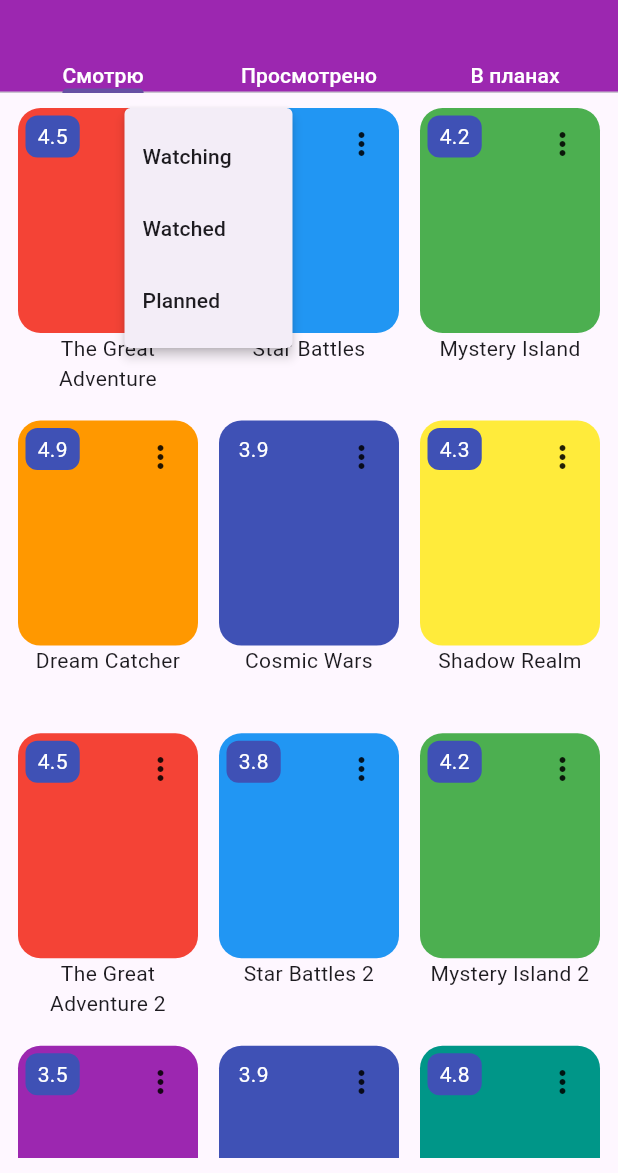
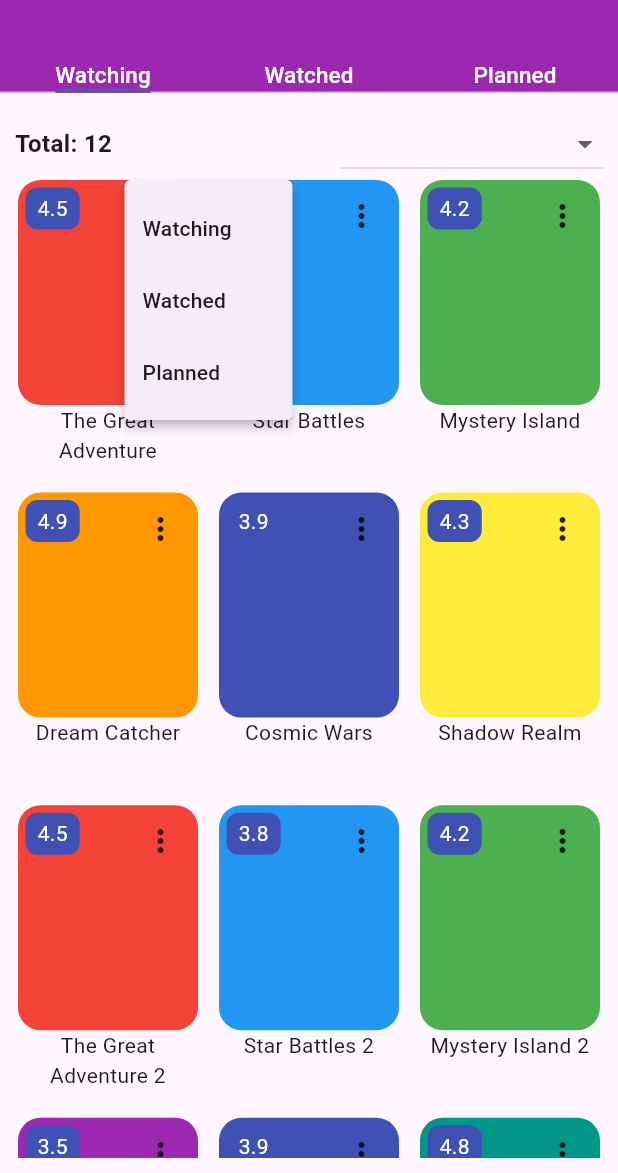
Before and after one commit to Iskander2323/movies_catalog, a Flutter app: the screen it shows after launch, after a tap on the "more vert" icon, on a phone screen of 412 x 824 dp, the part 63-1236 px from its top. Run offline on Flutter 3.47's test engine with Material 3 defaults, Android fonts, the phone set to English and light mode, and no system bars; our stand-ins replace bloc, equatable, flutter_bloc, go_router.

Commit message:
refactoring
added extension for String toCapitalized,
and made dynamic list for tabbar and refactored bloc for changing movie category

```diff
--- /dev/null
+++ b/lib/components/extensions/string_extensions.dart
@@ -0,0 +1,6 @@
+extension StringCasingExtension on String {
+  String toCapitalized() {
+    if (isEmpty) return this;
+    return '${this[0].toUpperCase()}${substring(1).toLowerCase()}';
+  }
+}
--- a/lib/components/home_page.dart
+++ b/lib/components/home_page.dart
@@ -2,6 +2,7 @@ import 'package:flutter/material.dart';
 import 'package:flutter_bloc/flutter_bloc.dart';
 import 'package:movies_catalog/components/bloc/movie_catalog_bloc.dart';
 import 'package:movies_catalog/components/data/movie_model.dart';
+import 'package:movies_catalog/components/extensions/string_extensions.dart';
 import 'package:movies_catalog/components/ui/grid_view.dart';
 
 class HomePage extends StatefulWidget {
@@ -24,21 +25,12 @@ class _HomePageState extends State<HomePage> {
             ),
             backgroundColor: Colors.purple,
             bottom: TabBar(
-              tabs: [
-                Text(
-                  'Смотрю',
-                  style: TextStyle(color: Colors.white),
-                ),
-                Text(
-                  'Просмотрено',
-                  style: TextStyle(color: Colors.white),
-                ),
-                Text(
-                  'В планах',
-                  style: TextStyle(color: Colors.white),
-                ),
-              ],
-            ),
+                tabs: WatchStatus.values
+                    .map((category) => Text(
+                          category.name.toCapitalized(),
+                          style: TextStyle(color: Colors.white, fontSize: 15),
+                        ))
+                    .toList()),
           ),
           body: BlocBuilder<MoviesCatalogBloc, MoviesCatalogState>(
             builder: (context, state) {
--- a/lib/components/ui/card_item.dart
+++ b/lib/components/ui/card_item.dart
@@ -2,6 +2,7 @@ import 'package:flutter/material.dart';
 import 'package:flutter_bloc/flutter_bloc.dart';
 import 'package:movies_catalog/components/bloc/movie_catalog_bloc.dart';
 import 'package:movies_catalog/components/data/movie_model.dart';
+import 'package:movies_catalog/components/extensions/string_extensions.dart';
 
 class CardItem extends StatefulWidget {
   const CardItem({super.key, required this.movieCardModel});
@@ -17,8 +18,6 @@ class _CardItemState extends State<CardItem> {
     return GestureDetector(
       onTap: () {},
       child: SizedBox(
-        // decoration: BoxDecoration(border: Border.all()),
-        height: 150,
         width: 80,
         child: Column(
           mainAxisAlignment: MainAxisAlignment.start,
@@ -50,8 +49,6 @@ class _CardItemState extends State<CardItem> {
                   right: 1,
                   child: PopupMenuButton<String>(
                     onSelected: (value) {
-                      switch (value) {
-                        case 'watching':
                       final WatchStatus newWatchStatus = WatchStatus.values
                           .firstWhere((element) => element.name == value);
                       context.read<MoviesCatalogBloc>().add(
@@ -60,32 +57,13 @@ class _CardItemState extends State<CardItem> {
                               newWatchStatus: newWatchStatus,
                               oldWatchStatus:
                                   widget.movieCardModel.watchStatus));
-                        case 'watched':
-                          final WatchStatus newWatchStatus = WatchStatus.values
-                              .firstWhere((element) => element.name == value);
-                          context.read<MoviesCatalogBloc>().add(
-                              ChangeMovieWatchStatus(
-                                  id: widget.movieCardModel.id,
-                                  newWatchStatus: newWatchStatus,
-                                  oldWatchStatus:
-                                      widget.movieCardModel.watchStatus));
-                        case 'planned':
-                          final WatchStatus newWatchStatus = WatchStatus.values
-                              .firstWhere((element) => element.name == value);
-                          context.read<MoviesCatalogBloc>().add(
-                              ChangeMovieWatchStatus(
-                                  id: widget.movieCardModel.id,
-                                  newWatchStatus: newWatchStatus,
-                                  oldWatchStatus:
-                                      widget.movieCardModel.watchStatus));
-                        default:
-                      }
                     },
-                    itemBuilder: (context) => [
-                      PopupMenuItem(value: 'watching', child: Text('Watching')),
-                      PopupMenuItem(value: 'watched', child: Text('Watched')),
-                      PopupMenuItem(value: 'planned', child: Text('Planned'))
-                    ],
+                    itemBuilder: (context) => WatchStatus.values.map((status) {
+                      return PopupMenuItem(
+                        value: status.name,
+                        child: Text(status.name.toCapitalized()),
+                      );
+                    }).toList(),
                     icon: Icon(Icons.more_vert),
                   ))
             ]),
--- a/lib/components/ui/grid_view.dart
+++ b/lib/components/ui/grid_view.dart
@@ -10,17 +10,51 @@ class MoviesGridView extends StatelessWidget {
   @override
   Widget build(BuildContext context) {
     if (movies.isNotEmpty) {
-      return GridView.builder(
-        gridDelegate: SliverGridDelegateWithFixedCrossAxisCount(
+      return CustomScrollView(slivers: [
+        SliverToBoxAdapter(
+          child: Row(
+            mainAxisAlignment: MainAxisAlignment.spaceBetween,
+            children: [
+              Text(
+                'Total: ${movies.length}',
+                style:
+                    const TextStyle(fontSize: 16, fontWeight: FontWeight.bold),
+              ),
+              DropdownButton<String>(
+                onChanged: (value) {},
+                items: const [
+                  DropdownMenuItem(
+                    value: 'Title',
+                    child: Text('Sort by Title'),
+                  ),
+                  DropdownMenuItem(
+                    value: 'Rating',
+                    child: Text('Sort by Rating'),
+                  ),
+                  DropdownMenuItem(
+                    value: 'Date',
+                    child: Text('Sort by Release Date'),
+                  ),
+                ],
+              ),
+            ],
+          ),
+        ),
+        SliverGrid(
+          gridDelegate: const SliverGridDelegateWithFixedCrossAxisCount(
             crossAxisCount: 3,
             mainAxisSpacing: 10,
             crossAxisSpacing: 10,
-            childAspectRatio: 1 / 1.6),
-        itemBuilder: (context, index) {
-          return CardItem(movieCardModel: movies[index]);
-        },
-        itemCount: movies.length,
-      );
+            childAspectRatio: 1 / 1.6,
+          ),
+          delegate: SliverChildBuilderDelegate(
+            (context, index) {
+              return CardItem(movieCardModel: movies[index]);
+            },
+            childCount: movies.length,
+          ),
+        ),
+      ]);
     } else {
       return Center(child: Text('ADD MOVIES TO THIS CATEGORY'));
     }
```
Lines whose indentation alone changed are shown as unchanged.
